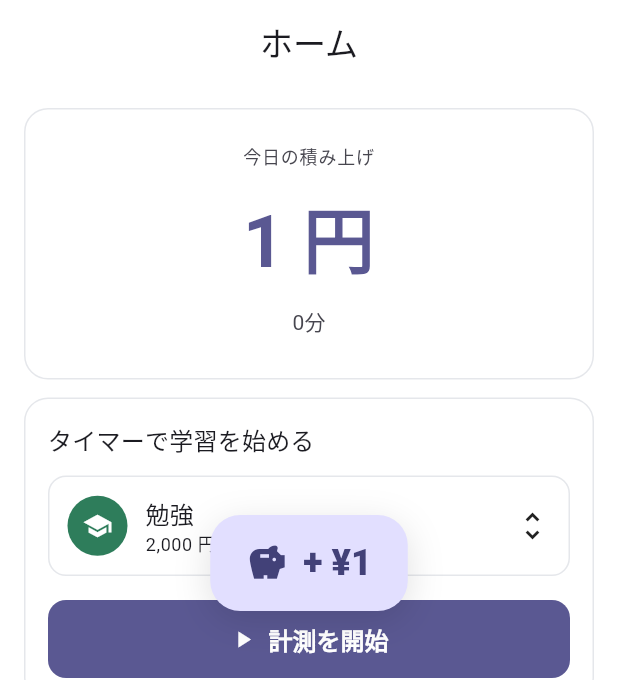
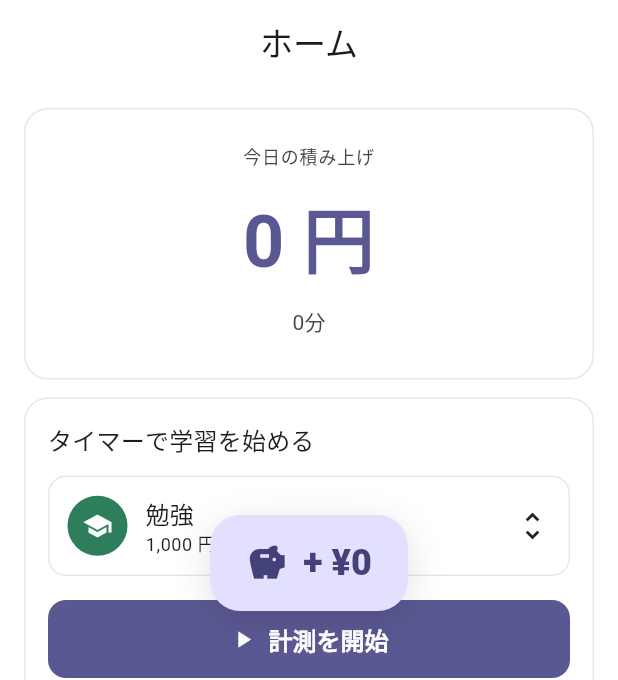
Before and after one commit to ryo3-hub/mirai_bank, a Flutter app: the screen it shows after launch, after a tap on "始める", after a tap on "計測を開始", after a tap on "計測を停止", on a phone screen of 412 x 824 dp. Shown: the top 680 px of the screen. Run offline on Flutter 3.47's test engine with Material 3 defaults, Android fonts, the phone set to English and light mode, and no system bars; our stand-ins replace confetti, drift, fl_chart, flutter_local_notifications, flutter_riverpod, go_router and 4 more; accounts and stored records are empty; generated files the repository leaves out were written again.

Commit message:
feat(onboarding): スキップでデフォルト作成しない＋デフォルト時給1000＋UX改善
PR レビュー指摘に対応：

- **時給デフォルト**: 2000 → 1000円
- **数値キーボードに「完了」ボタン**: キーボード表示中に上部へオーバーレイ表示
- **背景タップでキーボードを閉じる**: ページ全体を GestureDetector で unfocus
- **「あとで設定する」の動作変更**: もはやデフォルトカテゴリを作成しない。
  代わりに shared_preferences で onboardingCompleted フラグを永続化し、
  カテゴリゼロ件でもホームに進める
- **ホームのカテゴリ未登録 UI**: タイマーカード内の文言だけだったものを、
  「カテゴリを追加」FilledButton に変更（CategoryEditSheet を直接開く）
- **Router redirect**: hasCategories だけでなく onboardingCompleted も
  判定に含め、スキップ後にホームに留まれるように

依存追加：shared_preferences ^2.3.2

Co-Authored-By: Claude Opus 4.7 <noreply@anthropic.com>

```diff
--- a/lib/app/router.dart
+++ b/lib/app/router.dart
@@ -7,6 +7,7 @@ import '../features/category/presentation/category_list_page.dart';
 import '../features/goals/presentation/goal_list_page.dart';
 import '../features/history/presentation/calendar_page.dart';
 import '../features/history/presentation/history_page.dart';
+import '../features/onboarding/application/onboarding_state.dart';
 import '../features/onboarding/presentation/onboarding_page.dart';
 import '../features/settings/presentation/settings_page.dart';
 import '../features/statistics/presentation/statistics_page.dart';
@@ -21,12 +22,25 @@ final routerProvider = Provider<GoRouter>((ref) {
     initialLocation: '/home',
     refreshListenable: notifier,
     redirect: (context, state) {
-      final async = ref.read(categoriesListProvider);
-      if (async.isLoading || async.hasError) return null;
-      final hasCategories = async.valueOrNull?.isNotEmpty ?? false;
+      final categoriesAsync = ref.read(categoriesListProvider);
+      final onboardingAsync = ref.read(onboardingStateProvider);
+      if (categoriesAsync.isLoading ||
+          categoriesAsync.hasError ||
+          onboardingAsync.isLoading ||
+          onboardingAsync.hasError) {
+        return null;
+      }
+      final hasCategories = categoriesAsync.valueOrNull?.isNotEmpty ?? false;
+      final onboardingCompleted = onboardingAsync.valueOrNull ?? false;
       final isOnboarding = state.matchedLocation == '/onboarding';
-      if (!hasCategories && !isOnboarding) return '/onboarding';
-      if (hasCategories && isOnboarding) return '/home';
+      // Force onboarding only when both: not completed AND no categories.
+      if (!onboardingCompleted && !hasCategories && !isOnboarding) {
+        return '/onboarding';
+      }
+      // Exit /onboarding once it's marked complete (or categories exist).
+      if (isOnboarding && (onboardingCompleted || hasCategories)) {
+        return '/home';
+      }
       return null;
     },
     routes: [
@@ -102,21 +116,27 @@ class AppRouter {
 }
 
 /// Notifies GoRouter to re-run [GoRouter.redirect] whenever the
-/// category list provider changes (e.g. after onboarding completes).
+/// category list or the onboarding flag changes.
 class _RouterRefreshNotifier extends ChangeNotifier {
   _RouterRefreshNotifier(this._ref) {
-    _sub = _ref.listen<AsyncValue<dynamic>>(
+    _categorySub = _ref.listen<AsyncValue<dynamic>>(
       categoriesListProvider,
+      (_, __) => notifyListeners(),
+    );
+    _onboardingSub = _ref.listen<AsyncValue<dynamic>>(
+      onboardingStateProvider,
       (_, __) => notifyListeners(),
     );
   }
 
   final Ref _ref;
-  ProviderSubscription<AsyncValue<dynamic>>? _sub;
+  ProviderSubscription<AsyncValue<dynamic>>? _categorySub;
+  ProviderSubscription<AsyncValue<dynamic>>? _onboardingSub;
 
   @override
   void dispose() {
-    _sub?.close();
+    _categorySub?.close();
+    _onboardingSub?.close();
     super.dispose();
   }
 }
--- /dev/null
+++ b/lib/features/onboarding/application/onboarding_state.dart
@@ -0,0 +1,25 @@
+import 'package:flutter_riverpod/flutter_riverpod.dart';
+import 'package:shared_preferences/shared_preferences.dart';
+
+/// Persisted flag indicating whether the user has been through the
+/// first-launch onboarding flow (either by creating a category or by
+/// explicitly skipping). Once true, the router stops forcing the
+/// onboarding page even when no categories exist.
+class OnboardingState extends AsyncNotifier<bool> {
+  static const _key = 'onboarding_completed';
+
+  @override
+  Future<bool> build() async {
+    final prefs = await SharedPreferences.getInstance();
+    return prefs.getBool(_key) ?? false;
+  }
+
+  Future<void> markCompleted() async {
+    final prefs = await SharedPreferences.getInstance();
+    await prefs.setBool(_key, true);
+    state = const AsyncValue.data(true);
+  }
+}
+
+final onboardingStateProvider =
+    AsyncNotifierProvider<OnboardingState, bool>(OnboardingState.new);
--- a/lib/features/onboarding/presentation/onboarding_page.dart
+++ b/lib/features/onboarding/presentation/onboarding_page.dart
@@ -5,6 +5,7 @@ import 'package:flutter_riverpod/flutter_riverpod.dart';
 import '../../category/application/category_providers.dart';
 import '../../category/domain/category.dart';
 import '../../category/domain/category_presets.dart';
+import '../application/onboarding_state.dart';
 
 class OnboardingPage extends ConsumerStatefulWidget {
   const OnboardingPage({super.key});
@@ -16,7 +17,8 @@ class OnboardingPage extends ConsumerStatefulWidget {
 class _OnboardingPageState extends ConsumerState<OnboardingPage> {
   final _formKey = GlobalKey<FormState>();
   final _nameController = TextEditingController(text: '勉強');
-  final _rateController = TextEditingController(text: '2000');
+  final _rateController = TextEditingController(text: '1000');
+  final _rateFocus = FocusNode();
   String _iconCode = CategoryPresets.defaultIcon;
   String _colorCode = CategoryPresets.defaultColor;
   bool _saving = false;
@@ -25,19 +27,8 @@ class _OnboardingPageState extends ConsumerState<OnboardingPage> {
   void dispose() {
     _nameController.dispose();
     _rateController.dispose();
+    _rateFocus.dispose();
     super.dispose();
-  }
-
-  Future<void> _createCategory({
-    required String name,
-    required int hourlyRate,
-  }) async {
-    await ref.read(categoryControllerProvider.notifier).create(
-          name: name,
-          hourlyRate: hourlyRate,
-          colorCode: _colorCode,
-          iconCode: _iconCode,
-        );
   }
 
   Future<void> _onStart() async {
@@ -46,10 +37,13 @@ class _OnboardingPageState extends ConsumerState<OnboardingPage> {
     setState(() => _saving = true);
     final messenger = ScaffoldMessenger.of(context);
     try {
-      await _createCategory(
+      await ref.read(categoryControllerProvider.notifier).create(
             name: _nameController.text.trim(),
             hourlyRate: int.parse(_rateController.text.trim()),
+            colorCode: _colorCode,
+            iconCode: _iconCode,
           );
+      await ref.read(onboardingStateProvider.notifier).markCompleted();
     } catch (e) {
       if (mounted) {
         setState(() => _saving = false);
@@ -61,10 +55,11 @@ class _OnboardingPageState extends ConsumerState<OnboardingPage> {
   }
 
   Future<void> _onSkip() async {
+    FocusScope.of(context).unfocus();
     setState(() => _saving = true);
     final messenger = ScaffoldMessenger.of(context);
     try {
-      await _createCategory(name: '勉強', hourlyRate: 2000);
+      await ref.read(onboardingStateProvider.notifier).markCompleted();
     } catch (e) {
       if (mounted) {
         setState(() => _saving = false);
@@ -78,8 +73,16 @@ class _OnboardingPageState extends ConsumerState<OnboardingPage> {
   @override
   Widget build(BuildContext context) {
     final theme = Theme.of(context);
+    final keyboardInset = MediaQuery.viewInsetsOf(context).bottom;
+    final keyboardVisible = keyboardInset > 0;
     return Scaffold(
-      body: SafeArea(
+      resizeToAvoidBottomInset: true,
+      body: Stack(
+        children: [
+          GestureDetector(
+            behavior: HitTestBehavior.opaque,
+            onTap: () => FocusScope.of(context).unfocus(),
+            child: SafeArea(
               child: SingleChildScrollView(
                 padding: const EdgeInsets.fromLTRB(24, 32, 24, 24),
                 child: Form(
@@ -91,7 +94,8 @@ class _OnboardingPageState extends ConsumerState<OnboardingPage> {
                         width: 64,
                         height: 64,
                         decoration: BoxDecoration(
-                    color: theme.colorScheme.primary.withValues(alpha: 0.1),
+                          color: theme.colorScheme.primary
+                              .withValues(alpha: 0.1),
                           shape: BoxShape.circle,
                         ),
                         child: Icon(
@@ -120,6 +124,8 @@ class _OnboardingPageState extends ConsumerState<OnboardingPage> {
                       const SizedBox(height: 32),
                       TextFormField(
                         controller: _nameController,
+                        textInputAction: TextInputAction.next,
+                        onFieldSubmitted: (_) => _rateFocus.requestFocus(),
                         decoration: const InputDecoration(
                           labelText: 'カテゴリ名',
                           hintText: '例：プログラミング、英語、資格',
@@ -130,13 +136,16 @@ class _OnboardingPageState extends ConsumerState<OnboardingPage> {
                       const SizedBox(height: 8),
                       TextFormField(
                         controller: _rateController,
+                        focusNode: _rateFocus,
                         decoration: const InputDecoration(
                           labelText: '時給（円）',
                           helperText: '将来の自分にとっての時間価値を入力',
                           suffixText: '円/h',
                         ),
                         keyboardType: TextInputType.number,
-                  inputFormatters: [FilteringTextInputFormatter.digitsOnly],
+                        inputFormatters: [
+                          FilteringTextInputFormatter.digitsOnly,
+                        ],
                         validator: Category.validateHourlyRate,
                       ),
                       const SizedBox(height: 24),
@@ -145,14 +154,16 @@ class _OnboardingPageState extends ConsumerState<OnboardingPage> {
                       _IconPicker(
                         selected: _iconCode,
                         color: CategoryPresets.colorFor(_colorCode),
-                  onChanged: (code) => setState(() => _iconCode = code),
+                        onChanged: (code) =>
+                            setState(() => _iconCode = code),
                       ),
                       const SizedBox(height: 24),
                       _SectionLabel(text: 'カラー'),
                       const SizedBox(height: 8),
                       _ColorPicker(
                         selected: _colorCode,
-                  onChanged: (code) => setState(() => _colorCode = code),
+                        onChanged: (code) =>
+                            setState(() => _colorCode = code),
                       ),
                       const SizedBox(height: 32),
                       FilledButton(
@@ -161,7 +172,8 @@ class _OnboardingPageState extends ConsumerState<OnboardingPage> {
                             ? const SizedBox(
                                 width: 18,
                                 height: 18,
-                          child: CircularProgressIndicator(strokeWidth: 2),
+                                child:
+                                    CircularProgressIndicator(strokeWidth: 2),
                               )
                             : const Text('始める'),
                       ),
@@ -173,6 +185,45 @@ class _OnboardingPageState extends ConsumerState<OnboardingPage> {
                     ],
                   ),
                 ),
+              ),
+            ),
+          ),
+          if (keyboardVisible)
+            Positioned(
+              left: 0,
+              right: 0,
+              bottom: keyboardInset,
+              child: _KeyboardDoneBar(
+                onDone: () => FocusScope.of(context).unfocus(),
+              ),
+            ),
+        ],
+      ),
+    );
+  }
+}
+
+class _KeyboardDoneBar extends StatelessWidget {
+  const _KeyboardDoneBar({required this.onDone});
+
+  final VoidCallback onDone;
+
+  @override
+  Widget build(BuildContext context) {
+    final theme = Theme.of(context);
+    return Material(
+      color: theme.colorScheme.surfaceContainerHigh,
+      child: SizedBox(
+        height: 44,
+        child: Row(
+          mainAxisAlignment: MainAxisAlignment.end,
+          children: [
+            TextButton(
+              onPressed: onDone,
+              child: const Text('完了'),
+            ),
+            const SizedBox(width: 4),
+          ],
         ),
       ),
     );
--- a/lib/features/timer/presentation/home_page.dart
+++ b/lib/features/timer/presentation/home_page.dart
@@ -7,6 +7,7 @@ import '../../../shared/utils/duration_formatter.dart';
 import '../../category/application/category_providers.dart';
 import '../../category/domain/category.dart';
 import '../../category/domain/category_presets.dart';
+import '../../category/presentation/category_edit_sheet.dart';
 import '../../category/presentation/category_picker_sheet.dart';
 import '../application/timer_providers.dart';
 import '../domain/active_timer.dart';
@@ -176,8 +177,14 @@ class _NoCategoryView extends StatelessWidget {
           ),
           const SizedBox(height: 12),
           const Text(
-            'カテゴリがありません。\n設定画面から作成してください。',
+            'カテゴリがありません',
             textAlign: TextAlign.center,
+          ),
+          const SizedBox(height: 12),
+          FilledButton.icon(
+            onPressed: () => CategoryEditSheet.show(context),
+            icon: const Icon(Icons.add),
+            label: const Text('カテゴリを追加'),
           ),
         ],
       ),
--- a/pubspec.yaml
+++ b/pubspec.yaml
@@ -41,6 +41,9 @@ dependencies:
   # Celebration
   confetti: ^0.7.0
 
+  # Local key-value storage (onboarding flag etc.)
+  shared_preferences: ^2.3.2
+
 dev_dependencies:
   flutter_test:
     sdk: flutter
```
Also changed, not shown: pubspec.lock, 2 other files. Lines whose indentation alone changed are shown as unchanged.
